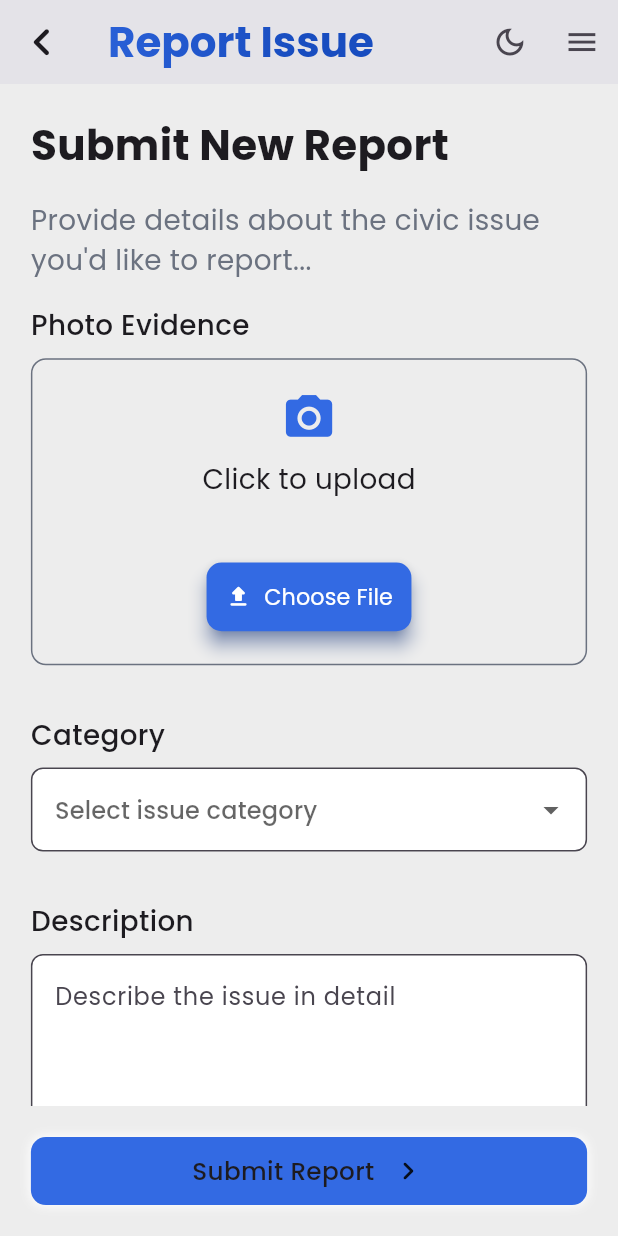
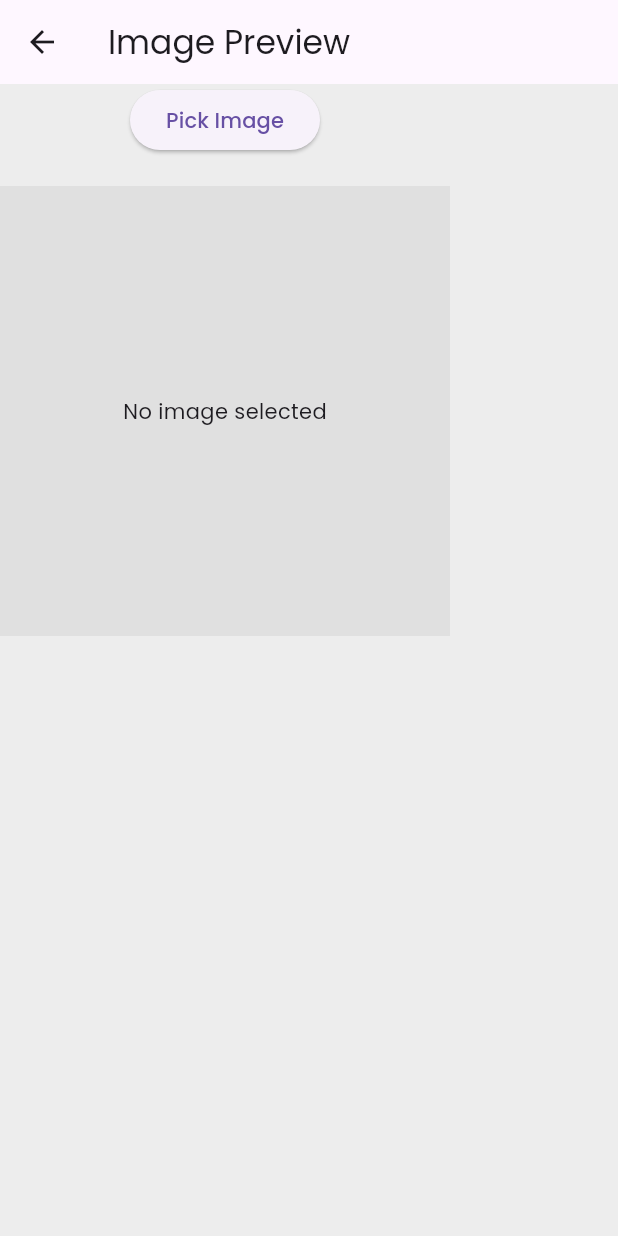
Before and after one commit to aryan-madhavi/SIH25031, a Flutter app: the IssueReportingScreen screen opened by its route, after a tap on "Choose File", on a phone screen of 412 x 824 dp. Run offline on Flutter 3.47's test engine with Material 3 defaults, Android fonts, the phone set to English and light mode, and no system bars; our stand-ins replace cloud_firestore, file_picker, firebase_auth, firebase_core, flutter_riverpod, image_picker and 2 more; accounts and stored records are empty.

Commit message:
Added camera Location, gallery permission, to the users

```diff
--- a/lib/App/Core/widgets/appbar_widget.dart
+++ b/lib/App/Core/widgets/appbar_widget.dart
@@ -1,6 +1,4 @@
 import 'package:civic_reporter/App/Core/Constants/color_constants.dart';
-import 'package:civic_reporter/App/Core/Constants/string_constants.dart';
-import 'package:civic_reporter/App/Core/Theme/helper/theme_helper.dart';
 import 'package:civic_reporter/App/Core/Theme/riverpod/theme_provider.dart';
 import 'package:civic_reporter/App/Core/services/responsive_service.dart';
 import 'package:flutter/material.dart';
--- /dev/null
+++ b/lib/App/controllers/app_controllers.dart
@@ -0,0 +1,32 @@
+import 'dart:io';
+import 'package:civic_reporter/App/data/services/permission_services.dart';
+import 'package:file_picker/file_picker.dart';
+import 'package:image_picker/image_picker.dart';
+
+
+class AppControllers {
+  final ImagePicker _picker = ImagePicker();
+  final permissionServices = PermissionServices();
+
+  /// Pick a file from device storage
+  Future<File?> pickFileFromStorage() async {
+    if (!await permissionServices.requestPermissions()) return null;
+
+    final result = await FilePicker.platform.pickFiles();
+    if (result != null && result.files.single.path != null) {
+      return File(result.files.single.path!);
+    }
+    return null;
+  }
+
+  /// Capture image from camera
+  Future<File?> pickImageFromCamera() async {
+    if (!await permissionServices.requestPermissions()) return null;
+
+    final XFile? image = await _picker.pickImage(source: ImageSource.camera);
+    if (image != null) {
+      return File(image.path);
+    }
+    return null;
+  }
+}
--- /dev/null
+++ b/lib/App/data/services/permission_services.dart
@@ -0,0 +1,14 @@
+import 'package:permission_handler/permission_handler.dart';
+
+class PermissionServices {
+  /// Request necessary permissions
+  Future<bool> requestPermissions() async {
+    final statuses = await [Permission.camera, Permission.storage].request();
+
+    if (await Permission.camera.isPermanentlyDenied) {
+      openAppSettings();
+    }
+
+    return statuses.values.every((status) => status.isGranted);
+  }
+}
--- a/lib/App/presentation/IssueReportingPage/Screens/issue_reporting_screen.dart
+++ b/lib/App/presentation/IssueReportingPage/Screens/issue_reporting_screen.dart
@@ -3,9 +3,8 @@ import 'package:civic_reporter/App/Core/Constants/string_constants.dart';
 import 'package:civic_reporter/App/Core/services/responsive_service.dart';
 import 'package:civic_reporter/App/Core/widgets/appbar_widget.dart';
 import 'package:civic_reporter/App/Core/widgets/secondary_button_widget.dart';
-// import 'package:civic_reporter/App/Core/widgets/appbar_widget.dart';
-// import 'package:civic_reporter/App/Core/widgets/bottom_nav_bar_widget.dart';
-import 'package:civic_reporter/App/presentation/IssueReportingPage/widgets/submit_report_form.dart';
+
+import 'package:civic_reporter/App/presentation/IssueReportingPage/Screens/submit_report_form.dart';
 import 'package:flutter/material.dart';
 
 class IssueReportingScreen extends StatelessWidget {
@@ -20,7 +19,9 @@ class IssueReportingScreen extends StatelessWidget {
       bottomNavigationBar: Padding(
         padding: EdgeInsets.all(ResponsiveService.w(0.05)),
         child: SecondaryButtonWidget(
-          buttonOnPress: () {},
+          buttonOnPress: () {
+            //TODO Submit the Report and Store It in FireStore
+          },
           buttonLabel: 'Submit Report',
           buttonIcon: Icons.keyboard_arrow_right_rounded,
         ),
@@ -53,17 +54,6 @@ class IssueReportingScreen extends StatelessWidget {
 
               SizedBox(height: ResponsiveService.h(0.02)),
 
-              // //*title
-              // Text(
-              //   StringConstants.reportButtonText,
-              //   style: TextStyle(
-              //     color: ColorConstants.primaryColorDark,
-              //     fontSize: ResponsiveService.fs(0.05),
-              //   ),
-              // ),
-              // //*subtitle
-              // Text(StringConstants.reportIssuePageSubtitle, style: TextStyle()),
-
               //*report widget
               SubmitReportForm(),
             ],
--- a/lib/App/presentation/IssueReportingPage/widgets/submit_report_form.dart
+++ b/lib/App/presentation/IssueReportingPage/Screens/submit_report_form.dart
@@ -1,14 +1,13 @@
 import 'package:civic_reporter/App/Core/Constants/color_constants.dart';
-import 'package:civic_reporter/App/Core/Constants/string_constants.dart';
 import 'package:civic_reporter/App/Core/services/responsive_service.dart';
-import 'package:civic_reporter/App/Core/widgets/secondary_button_widget.dart';
+import 'package:civic_reporter/App/controllers/app_controllers.dart';
+import 'package:civic_reporter/App/data/services/permission_services.dart';
+import 'package:civic_reporter/App/presentation/IssueReportingPage/widgets/image_picker_preview.dart';
 import 'package:civic_reporter/App/presentation/IssueReportingPage/widgets/photo_evidence_widget.dart';
 import 'package:civic_reporter/App/presentation/IssueReportingPage/widgets/urgency_button_widget.dart';
-import 'package:civic_reporter/App/presentation/auth/widgets/text_field_widget.dart';
 import 'package:civic_reporter/App/providers/selected_catrgory_product_provider.dart';
 import 'package:flutter/material.dart';
 import 'package:flutter_riverpod/flutter_riverpod.dart';
-import 'package:flutter_riverpod/legacy.dart';
 
 class SubmitReportForm extends StatefulWidget {
   const SubmitReportForm({super.key});
@@ -53,12 +52,7 @@ class _SubmitReportFormState extends State<SubmitReportForm> {
 
           SizedBox(height: ResponsiveService.h(0.01)),
 
-          GestureDetector(
-            onTap: () {
-              // TODO: implement file picker
-            },
-            child: PhotoEvidenceWidget(),
-          ),
+          PhotoEvidenceWidget(),
 
           SizedBox(height: ResponsiveService.h(0.04)),
 
@@ -210,7 +204,6 @@ class _SubmitReportFormState extends State<SubmitReportForm> {
           SizedBox(height: ResponsiveService.h(0.09)),
 
           // Submit Button
-
         ],
       ),
     );
--- /dev/null
+++ b/lib/App/presentation/IssueReportingPage/widgets/image_picker_preview.dart
@@ -0,0 +1,79 @@
+import 'dart:io';
+import 'package:civic_reporter/App/controllers/app_controllers.dart';
+import 'package:flutter/material.dart';
+
+class ImagePickerPreview extends StatefulWidget {
+  const ImagePickerPreview({super.key});
+
+  @override
+  State<ImagePickerPreview> createState() => _ImagePickerPreviewState();
+}
+
+class _ImagePickerPreviewState extends State<ImagePickerPreview> {
+  File? _selectedImage;
+  final controller = AppControllers();
+
+  void _showPickerDialog() {
+    showDialog(
+      context: context,
+      builder: (context) => AlertDialog(
+        title: Text('Select Source'),
+        content: Column(
+          mainAxisSize: MainAxisSize.min,
+          children: [
+            ListTile(
+              leading: Icon(Icons.photo_library),
+              title: Text('Pick from files/media'),
+              onTap: () async {
+                Navigator.of(context).pop();
+                final file = await controller.pickFileFromStorage();
+                if (file != null) {
+                  setState(() {
+                    _selectedImage = file;
+                  });
+                }
+              },
+            ),
+            ListTile(
+              leading: Icon(Icons.camera_alt),
+              title: Text('Open Camera'),
+              onTap: () async {
+                Navigator.of(context).pop();
+                final image = await controller.pickImageFromCamera();
+                if (image != null) {
+                  setState(() {
+                    _selectedImage = image;
+                  });
+                }
+              },
+            ),
+          ],
+        ),
+      ),
+    );
+  }
+
+  @override
+  Widget build(BuildContext context) {
+    return Scaffold(
+      appBar: AppBar(title: Text('Image Preview')),
+      body: Column(
+        children: [
+          ElevatedButton(
+            onPressed: _showPickerDialog,
+            child: Text('Pick Image'),
+          ),
+          SizedBox(height: 20),
+          Container(
+            width: 300,
+            height: 300,
+            color: Colors.grey[300],
+            child: _selectedImage != null
+                ? Image.file(_selectedImage!, fit: BoxFit.cover)
+                : Center(child: Text('No image selected')),
+          ),
+        ],
+      ),
+    );
+  }
+}
--- a/lib/App/presentation/IssueReportingPage/widgets/photo_evidence_widget.dart
+++ b/lib/App/presentation/IssueReportingPage/widgets/photo_evidence_widget.dart
@@ -1,5 +1,8 @@
 import 'package:civic_reporter/App/Core/Constants/color_constants.dart';
 import 'package:civic_reporter/App/Core/services/responsive_service.dart';
+import 'package:civic_reporter/App/controllers/app_controllers.dart';
+import 'package:civic_reporter/App/data/services/permission_services.dart';
+import 'package:civic_reporter/App/presentation/IssueReportingPage/widgets/image_picker_preview.dart';
 import 'package:flutter/material.dart';
 
 class PhotoEvidenceWidget extends StatelessWidget {
@@ -39,8 +42,32 @@ class PhotoEvidenceWidget extends StatelessWidget {
             SizedBox(height: ResponsiveService.h(0.05)),
 
             ElevatedButton.icon(
-              onPressed: () {
+              onPressed: () async {
                 // TODO: add upload action
+                final permissionService = PermissionServices();
+                final appController = AppControllers();
+
+                // Request permissions
+                final hasPermission = await permissionService
+                    .requestPermissions();
+
+
+
+                if (!hasPermission) {
+                  ScaffoldMessenger.of(context).showSnackBar(
+                    const SnackBar(
+                      content: Text(
+                        'Permission denied. Please enable camera and storage.',
+                      ),
+                    ),
+                  );
+                  return;
+                }
+
+                Navigator.push(
+                  context,
+                  MaterialPageRoute(builder: (context) => ImagePickerPreview()),
+                );
               },
               icon: Icon(Icons.upload_rounded),
               label: Text(
--- a/lib/App/presentation/auth/Login And Signup/Screens/login_page.dart
+++ b/lib/App/presentation/auth/Login And Signup/Screens/login_page.dart
@@ -1,5 +1,4 @@
 import 'package:civic_reporter/App/Core/Constants/color_constants.dart';
-import 'package:civic_reporter/App/Core/Theme/riverpod/theme_provider.dart';
 import 'package:civic_reporter/App/Core/services/responsive_service.dart';
 import 'package:civic_reporter/App/Core/widgets/appbar_widget.dart';
 import 'package:civic_reporter/App/Core/widgets/secondary_button_widget.dart';
@@ -8,7 +7,6 @@ import 'package:civic_reporter/App/presentation/auth/widgets/divider_widget.dart
 import 'package:civic_reporter/App/presentation/auth/widgets/password_text_field.dart';
 import 'package:civic_reporter/App/presentation/auth/widgets/signin_widget.dart';
 import 'package:civic_reporter/App/presentation/auth/widgets/text_field_widget.dart';
-import 'package:civic_reporter/App/presentation/home/screens/home_page.dart';
 import 'package:civic_reporter/App/providers/auth_provider.dart';
 import 'package:civic_reporter/App/providers/remember_me_provider.dart';
 import 'package:flutter/material.dart';
--- a/lib/App/presentation/auth/Login And Signup/Screens/signup_page.dart
+++ b/lib/App/presentation/auth/Login And Signup/Screens/signup_page.dart
@@ -3,12 +3,11 @@ import 'package:civic_reporter/App/Core/services/responsive_service.dart';
 import 'package:civic_reporter/App/Core/widgets/appbar_widget.dart';
 import 'package:civic_reporter/App/Core/widgets/secondary_button_widget.dart';
 import 'package:civic_reporter/App/Core/widgets/snack_bar_constant_widget.dart';
-import 'package:civic_reporter/App/presentation/auth/Login%20And%20Signup/Screens/login_page.dart';
 import 'package:civic_reporter/App/presentation/auth/widgets/password_text_field.dart';
 import 'package:civic_reporter/App/presentation/auth/widgets/signin_widget.dart';
 import 'package:civic_reporter/App/presentation/auth/widgets/text_field_widget.dart';
 import 'package:civic_reporter/App/providers/auth_provider.dart';
-import 'package:firebase_auth/firebase_auth.dart';
+
 import 'package:flutter/material.dart';
 import 'package:flutter_riverpod/flutter_riverpod.dart';
 
@@ -26,7 +25,7 @@ class _SignupPageState extends ConsumerState<SignupPage> {
 
   bool isVisble = false;
 
-  final _currentUser = FirebaseAuth.instance.currentUser;
+  // final _currentUser = FirebaseAuth.instance.currentUser;
 
   @override
   void initState() {
--- a/lib/main.dart
+++ b/lib/main.dart
@@ -37,7 +37,7 @@ class MyApp extends StatelessWidget {
           darkTheme: darkThemeData,
           debugShowCheckedModeBanner: false,
           // home: const RootScaffold(),
-          home: LoginPage(),
+          home: IssueReportingScreen(),
           themeMode: themeMode,
           routes: AppRoutes.routes,
         );
--- a/pubspec.yaml
+++ b/pubspec.yaml
@@ -30,12 +30,15 @@ environment:
 dependencies:
   cloud_firestore:
   cupertino_icons:
+  file_picker:
   firebase_auth:
   firebase_core:
   flutter:
     sdk: flutter
   flutter_riverpod:
-  http: null
+  http:
+  image_picker:
+  permission_handler:
   shared_preferences:
 
 dev_dependencies:
```
Also changed, not shown: pubspec.lock, 7 other files.
